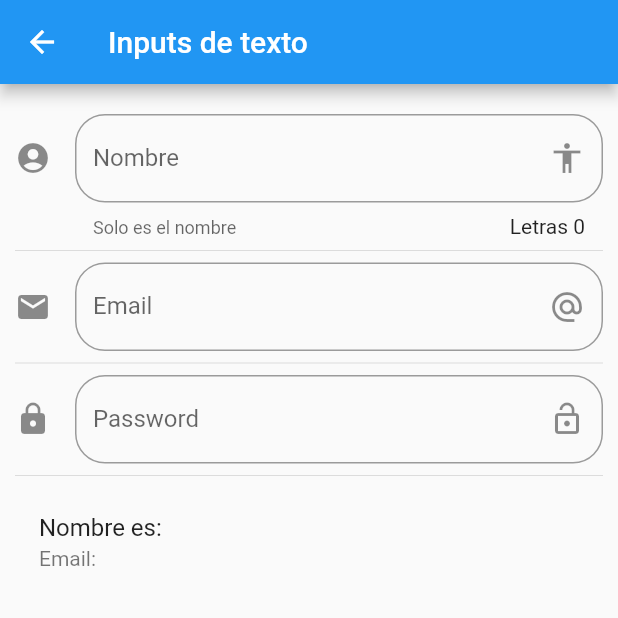
After one commit to Jonagarme/Flutter-Componentes, a Flutter app: the InputPage screen opened by its route, on a phone screen of 412 x 824 dp, the top half of it. The commit adds this screen. Run offline on Flutter 3.47's test engine with Material 2 defaults, Android fonts, the phone set to English and light mode, and no system bars.

Commit message:
pantalla de inputs

```diff
--- a/data/menu_opts.json
+++ b/data/menu_opts.json
@@ -20,6 +20,11 @@
             "ruta" : "animatedContainer",
             "icon" : "donut_large",
             "texto": "Animated Container"
+        },
+        {
+            "ruta" : "inputs",
+            "icon" : "input",
+            "texto": "Inputs"
         }
     ]
 }
--- /dev/null
+++ b/lib/src/pages/input_page.dart
@@ -0,0 +1,101 @@
+import 'package:flutter/material.dart';
+
+class InputPage extends StatefulWidget {
+  @override
+  _InputPageState createState() => _InputPageState();
+}
+
+class _InputPageState extends State<InputPage> {
+  String _nombre = '';
+  String _email = '';
+
+  @override
+  Widget build(BuildContext context) {
+    return Scaffold(
+      appBar: AppBar(
+        title: Text('Inputs de texto'),
+      ),
+      body: ListView(
+        padding: EdgeInsets.symmetric(
+          horizontal: 10.0,
+          vertical: 20.0,
+        ),
+        children: [
+          _crearInput(),
+          Divider(),
+          _crearEmail(),
+          Divider(),
+          _crearPassword(),
+          Divider(),
+          _crearPersona(),
+        ],
+      ),
+    );
+  }
+
+  Widget _crearInput() {
+    return TextField(
+      //autofocus: true,
+      textCapitalization: TextCapitalization.sentences,
+      decoration: InputDecoration(
+        border: OutlineInputBorder(
+          borderRadius: BorderRadius.circular(20.0),
+        ),
+        counter: Text('Letras ${_nombre.length}'),
+        hintText: 'Nombre de la persona',
+        labelText: 'Nombre',
+        helperText: 'Solo es el nombre',
+        suffixIcon: Icon(Icons.accessibility),
+        icon: Icon(Icons.account_circle),
+      ),
+      onChanged: (valor) {
+        setState(() {
+          _nombre = valor;
+        });
+      },
+    );
+  }
+
+  Widget _crearEmail() {
+    return TextField(
+      keyboardType: TextInputType.emailAddress,
+      decoration: InputDecoration(
+        border: OutlineInputBorder(
+          borderRadius: BorderRadius.circular(20.0),
+        ),
+        hintText: 'Email',
+        labelText: 'Email',
+        suffixIcon: Icon(Icons.alternate_email),
+        icon: Icon(Icons.email),
+      ),
+      onChanged: (valor) => setState(() {
+        _email = valor;
+      }),
+    );
+  }
+
+  Widget _crearPassword() {
+    return TextField(
+      obscureText: true,
+      decoration: InputDecoration(
+        border: OutlineInputBorder(
+          borderRadius: BorderRadius.circular(20.0),
+        ),
+        hintText: 'Password',
+        labelText: 'Password',
+        suffixIcon: Icon(Icons.lock_open),
+        icon: Icon(Icons.lock),
+      ),
+      onChanged: (valor) => setState(() {
+        _email = valor;
+      }),
+    );
+  }
+
+  Widget _crearPersona() {
+    return ListTile(
+      title: Text('Nombre es: $_nombre'),
+      subtitle: Text('Email: $_email'),
+    );
+  }
+}
--- a/lib/src/routes/routes.dart
+++ b/lib/src/routes/routes.dart
@@ -1,5 +1,6 @@
 import 'package:componentes/src/pages/animated_container.dart';
 import 'package:componentes/src/pages/card_page.dart';
+import 'package:componentes/src/pages/input_page.dart';
 import 'package:flutter/material.dart';
 
 import 'package:componentes/src/pages/alert_page.dart';
@@ -13,5 +14,6 @@ Map<String, WidgetBuilder> getApplicationRouters() {
     'avatar': (BuildContext context) => AvatarPage(),
     'card': (BuildContext context) => CardPage(),
     'animatedContainer': (BuildContext context) => AnimatedContainerPage(),
+    'inputs': (BuildContext context) => InputPage(),
   };
 }
--- a/lib/src/utils/icono_string_util.dart
+++ b/lib/src/utils/icono_string_util.dart
@@ -5,6 +5,7 @@ final _icons = <String, IconData>{
   'accessibility': Icons.accessibility,
   'folder_open': Icons.folder_open,
   'donut_large': Icons.donut_large,
+  'input': Icons.input,
 };
 
 Icon getIcon(String nombreIcono) {
```
